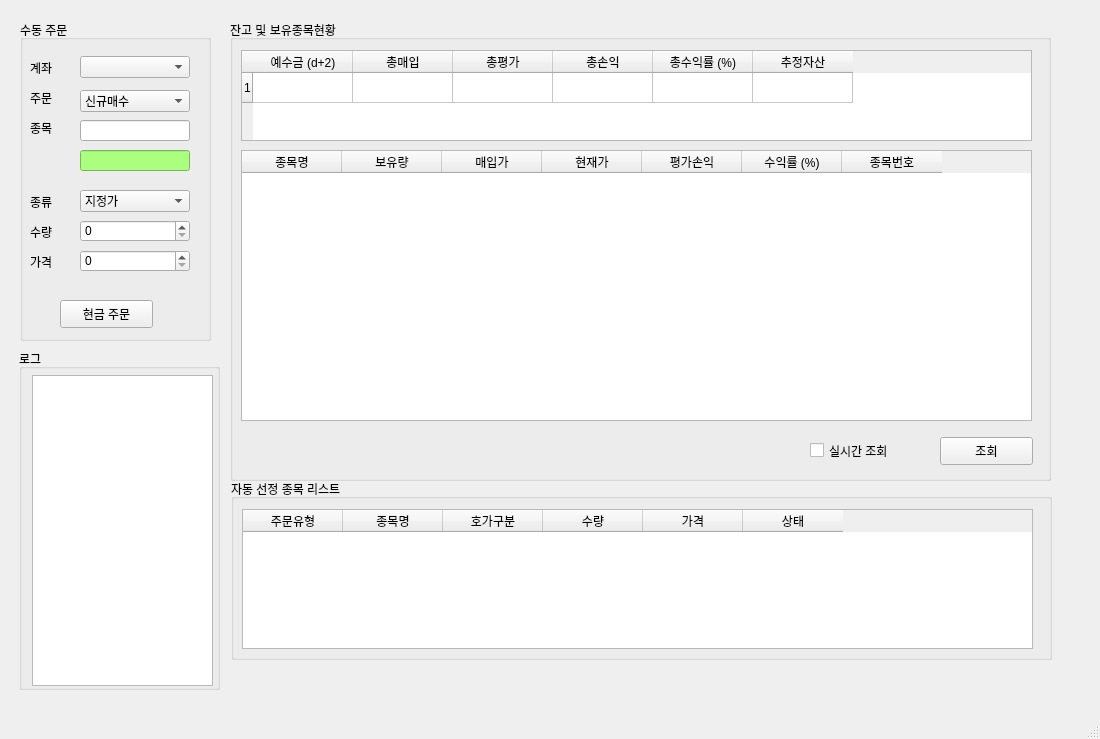
Old version of the form pytrader.ui in the repository kminito/pytrader.
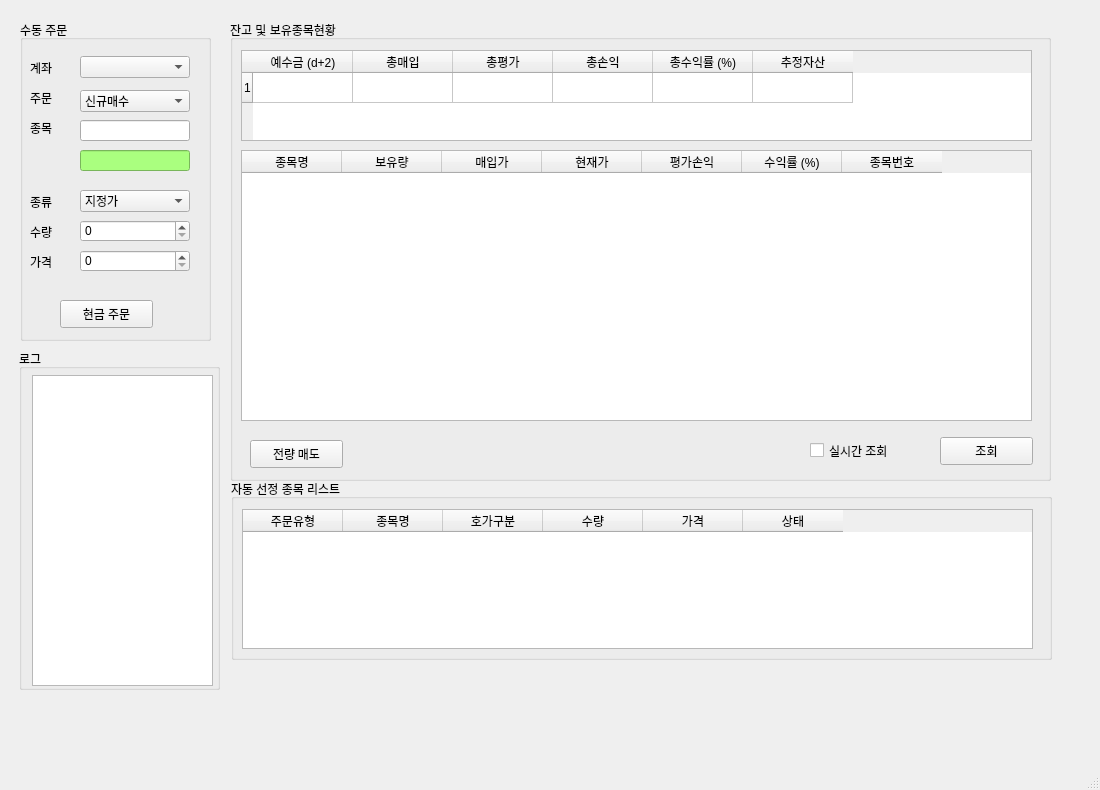
New version of the form. Icons and pictures are not drawn.

The edit to the form file:
```diff
--- a/pytrader.ui
+++ b/pytrader.ui
@@ -7,7 +7,7 @@
     <x>0</x>
     <y>0</y>
     <width>1100</width>
-    <height>739</height>
+    <height>790</height>
    </rect>
   </property>
   <property name="windowTitle">
@@ -364,6 +364,24 @@
       <string>조회</string>
      </property>
     </widget>
+    <widget class="QPushButton" name="sellAllBtn">
+     <property name="geometry">
+      <rect>
+       <x>20</x>
+       <y>420</y>
+       <width>93</width>
+       <height>28</height>
+      </rect>
+     </property>
+     <property name="font">
+      <font>
+       <family>맑은 고딕</family>
+      </font>
+     </property>
+     <property name="text">
+      <string>전량 매도</string>
+     </property>
+    </widget>
    </widget>
    <widget class="QGroupBox" name="groupBox_3">
     <property name="geometry">
```
